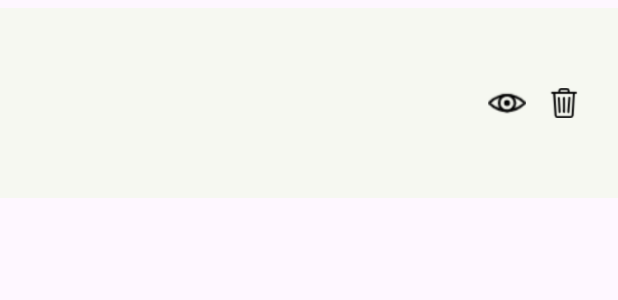
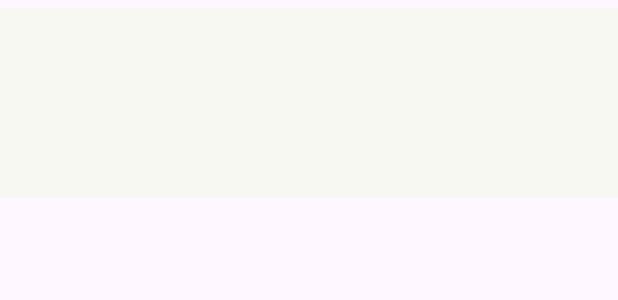
Before and after one commit to HasanChamara/Android_Fitness_App_Java, an Android app: the layout item_user.xml on its own in the app's theme, with its tools: preview values and no code run, on a phone screen of 412 x 824 dp. Shown: the top 300 px of the screen. Run offline under Robolectric (Android 15) with nearby library versions, the phone set to English and light mode, and no system bars.

Commit message:
Item User Updated

```diff
--- a/app/src/main/res/layout/item_user.xml
+++ b/app/src/main/res/layout/item_user.xml
@@ -49,24 +49,6 @@ android:layout_marginTop="5dp"
         android:orientation="horizontal"
         android:padding="6dp">
 
-        <ImageView
-            android:id="@+id/editProductImageView"
-            android:layout_width="25dp"
-            android:layout_height="25dp"
-            android:contentDescription="Edit Icon"
-            android:src="@drawable/view" />
-
-        <Space
-            android:layout_width="15dp"
-            android:layout_height="wrap_content" />
-
-        <ImageView
-            android:id="@+id/deleteProductImageView"
-            android:layout_width="20dp"
-            android:layout_height="20dp"
-            android:contentDescription="Delete Icon"
-            android:src="@drawable/trash" />
-
     </LinearLayout>
 
 </LinearLayout>
```
